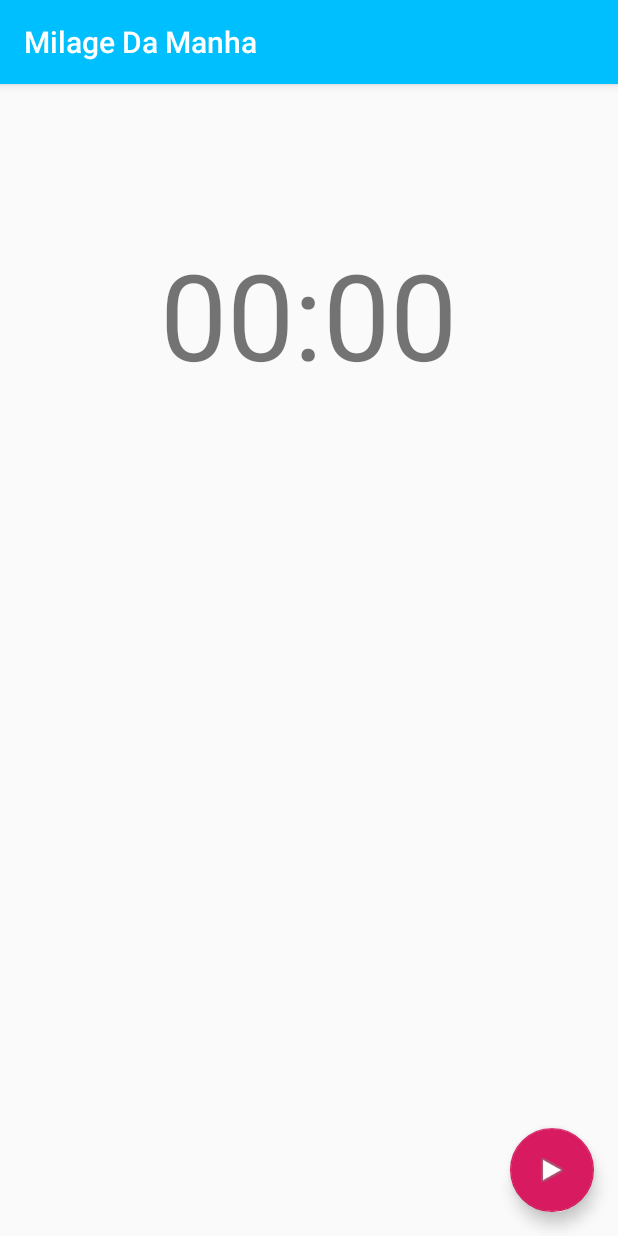
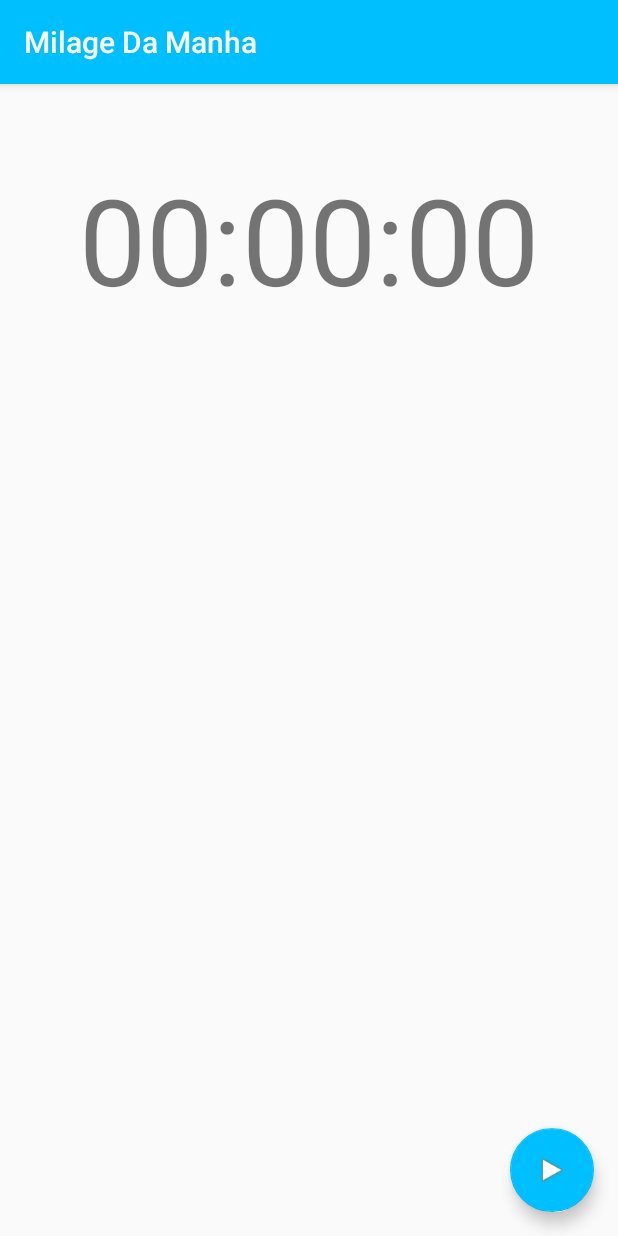
Before and after one commit to MaikonRodrigues/MilagreDaManha, an Android app: the CronometroActivity screen opened directly, with no data from a screen before it, on a phone screen of 412 x 824 dp. Run offline under Robolectric (Android 15) with nearby library versions, the phone set to English and light mode, and no system bars; network calls fail.

Commit message:
add conf

```diff
--- a/app/src/main/java/com/example/maikon/milagedamanha/CronometroActivity.java
+++ b/app/src/main/java/com/example/maikon/milagedamanha/CronometroActivity.java
@@ -20,14 +20,16 @@ public class CronometroActivity extends AppCompatActivity {
     private static long initialTime;
     private static Handler handler;
     private static boolean isRunning;
-    private static final long MILLIS_IN_SEC = 1000L;
-    private static final int SECS_IN_MIN = 60;
+    private static final long MILLIS_IN_SEC = 1000L, SEC_IN_HORAS = 3600, SECS_IN_MIN = 60;
+    CharSequence tempoAtual;
 
     @Override
     protected void onCreate(Bundle savedInstanceState) {
         super.onCreate(savedInstanceState);
         setContentView(R.layout.activity_cronometro);
 
+        handler = new Handler();
+        section_label = (TextView) findViewById(R.id.section_label);
         // configuracao do tao flutuante
         FloatingActionButton fab = (FloatingActionButton) findViewById(R.id.fab);
         fab.setOnClickListener(new View.OnClickListener() {
@@ -43,12 +45,11 @@ public class CronometroActivity extends AppCompatActivity {
                     isRunning = false;
                     fab.setImageResource(android.R.drawable.ic_media_play);
                     handler.removeCallbacks(runnable);
-                    section_label.setText("00:00");
+                    tempoAtual = section_label.getText();
+                    section_label.setText(tempoAtual);
                 }
             }
         });
-
-
     }
 
     private final static Runnable runnable = new Runnable() {
@@ -56,7 +57,7 @@ public class CronometroActivity extends AppCompatActivity {
         public void run() {
             if (isRunning) {
                 long seconds = (System.currentTimeMillis() - initialTime) / MILLIS_IN_SEC;
-                section_label.setText(String.format("%02d:%02d", seconds / SECS_IN_MIN, seconds % SECS_IN_MIN));
+                section_label.setText(String.format("%02d:%02d:%02d",seconds / SEC_IN_HORAS, seconds / SECS_IN_MIN, seconds % SECS_IN_MIN));
                 handler.postDelayed(runnable, MILLIS_IN_SEC);
             }
         }
--- a/app/src/main/res/layout/activity_cronometro.xml
+++ b/app/src/main/res/layout/activity_cronometro.xml
@@ -9,12 +9,14 @@
 
     <TextView
         android:id="@+id/section_label"
+        android:layout_width="wrap_content"
+        android:layout_height="wrap_content"
         android:layout_centerHorizontal="true"
-        android:layout_marginTop="100dp"
-        android:text="00:00"
-        android:textSize="80dp"
-        android:layout_width="wrap_content"
-        android:layout_height="wrap_content" />
+        android:layout_marginTop="50dp"
+        android:text="00:00:00"
+        android:textSize="80dp" />
+
+
 
     <android.support.design.widget.FloatingActionButton
         android:id="@+id/fab"
@@ -22,8 +24,9 @@
         android:layout_height="wrap_content"
         android:layout_alignParentRight="true"
         android:layout_alignParentBottom="true"
+        android:layout_marginRight="@dimen/fab_margin"
         android:layout_marginBottom="@dimen/fab_margin"
-        android:layout_marginRight="@dimen/fab_margin"
+        app:backgroundTint="@color/corPrincipal"
         app:srcCompat="@android:drawable/ic_media_play" />
 
 </RelativeLayout>
```
Also changed, not shown: app/src/main/res/drawable-hdpi/ic_stop.png (added), app/src/main/res/drawable-mdpi/ic_stop.png (added), app/src/main/res/drawable-xhdpi/ic_stop.png (added), app/src/main/res/drawable-xxhdpi/ic_stop.png (added), app/src/main/res/drawable-xxxhdpi/ic_stop.png (added).
